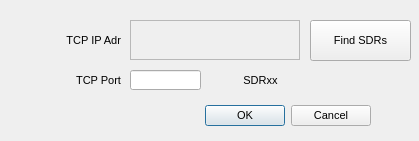
This is winforms/editnetdlg.ui in rafael2k/CuteSDR as Qt 5 draws it before an edit. The edited form follows.
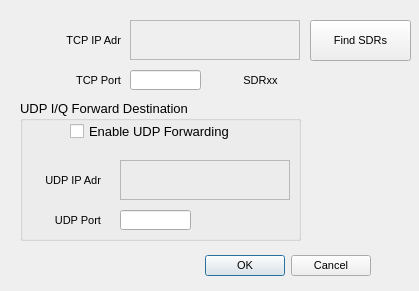
This is the edited form. Custom widgets are drawn as their Qt base class.

```diff
--- a/winforms/editnetdlg.ui
+++ b/winforms/editnetdlg.ui
@@ -7,7 +7,7 @@
     <x>0</x>
     <y>0</y>
     <width>419</width>
-    <height>141</height>
+    <height>291</height>
    </rect>
   </property>
   <property name="minimumSize">
@@ -29,9 +29,9 @@
   <widget class="QDialogButtonBox" name="buttonBox">
    <property name="geometry">
     <rect>
-     <x>30</x>
-     <y>100</y>
-     <width>341</width>
+     <x>200</x>
+     <y>250</y>
+     <width>171</width>
      <height>32</height>
     </rect>
    </property>
@@ -193,6 +193,145 @@
     <set>Qt::AlignCenter</set>
    </property>
   </widget>
+  <widget class="QGroupBox" name="groupBox">
+   <property name="geometry">
+    <rect>
+     <x>20</x>
+     <y>100</y>
+     <width>281</width>
+     <height>141</height>
+    </rect>
+   </property>
+   <property name="font">
+    <font>
+     <weight>50</weight>
+     <bold>false</bold>
+    </font>
+   </property>
+   <property name="title">
+    <string>UDP I/Q Forward Destination</string>
+   </property>
+   <widget class="QLabel" name="label_3">
+    <property name="geometry">
+     <rect>
+      <x>10</x>
+      <y>60</y>
+      <width>71</width>
+      <height>40</height>
+     </rect>
+    </property>
+    <property name="font">
+     <font>
+      <pointsize>8</pointsize>
+      <weight>50</weight>
+      <bold>false</bold>
+     </font>
+    </property>
+    <property name="text">
+     <string>UDP IP Adr</string>
+    </property>
+    <property name="alignment">
+     <set>Qt::AlignRight|Qt::AlignTrailing|Qt::AlignVCenter</set>
+    </property>
+   </widget>
+   <widget class="CIPEditWidget" name="IPEditwidget_IPFwd">
+    <property name="geometry">
+     <rect>
+      <x>100</x>
+      <y>60</y>
+      <width>170</width>
+      <height>40</height>
+     </rect>
+    </property>
+    <property name="font">
+     <font>
+      <pointsize>8</pointsize>
+      <weight>50</weight>
+      <bold>false</bold>
+     </font>
+    </property>
+    <property name="focusPolicy">
+     <enum>Qt::NoFocus</enum>
+    </property>
+    <property name="toolTip">
+     <string>TCP Control IP Address</string>
+    </property>
+    <property name="frameShape">
+     <enum>QFrame::StyledPanel</enum>
+    </property>
+    <property name="frameShadow">
+     <enum>QFrame::Sunken</enum>
+    </property>
+    <property name="lineWidth">
+     <number>1</number>
+    </property>
+   </widget>
+   <widget class="QLabel" name="label_4">
+    <property name="geometry">
+     <rect>
+      <x>0</x>
+      <y>110</y>
+      <width>81</width>
+      <height>21</height>
+     </rect>
+    </property>
+    <property name="font">
+     <font>
+      <pointsize>8</pointsize>
+      <weight>50</weight>
+      <bold>false</bold>
+     </font>
+    </property>
+    <property name="text">
+     <string>UDP Port</string>
+    </property>
+    <property name="alignment">
+     <set>Qt::AlignRight|Qt::AlignTrailing|Qt::AlignVCenter</set>
+    </property>
+   </widget>
+   <widget class="QLineEdit" name="lineEdit_UDPPort">
+    <property name="geometry">
+     <rect>
+      <x>100</x>
+      <y>110</y>
+      <width>71</width>
+      <height>20</height>
+     </rect>
+    </property>
+    <property name="font">
+     <font>
+      <pointsize>8</pointsize>
+      <weight>50</weight>
+      <bold>false</bold>
+     </font>
+    </property>
+    <property name="toolTip">
+     <string>TCP Control Port Number</string>
+    </property>
+    <property name="maxLength">
+     <number>5</number>
+    </property>
+   </widget>
+   <widget class="QCheckBox" name="checkBoxFwdUDP">
+    <property name="geometry">
+     <rect>
+      <x>50</x>
+      <y>23</y>
+      <width>181</width>
+      <height>17</height>
+     </rect>
+    </property>
+    <property name="font">
+     <font>
+      <weight>50</weight>
+      <bold>false</bold>
+     </font>
+    </property>
+    <property name="text">
+     <string>Enable UDP Forwarding</string>
+    </property>
+   </widget>
+  </widget>
  </widget>
  <customwidgets>
   <customwidget>
```
Left out of the diff: 17 changed lines with no effect on the pictures.
